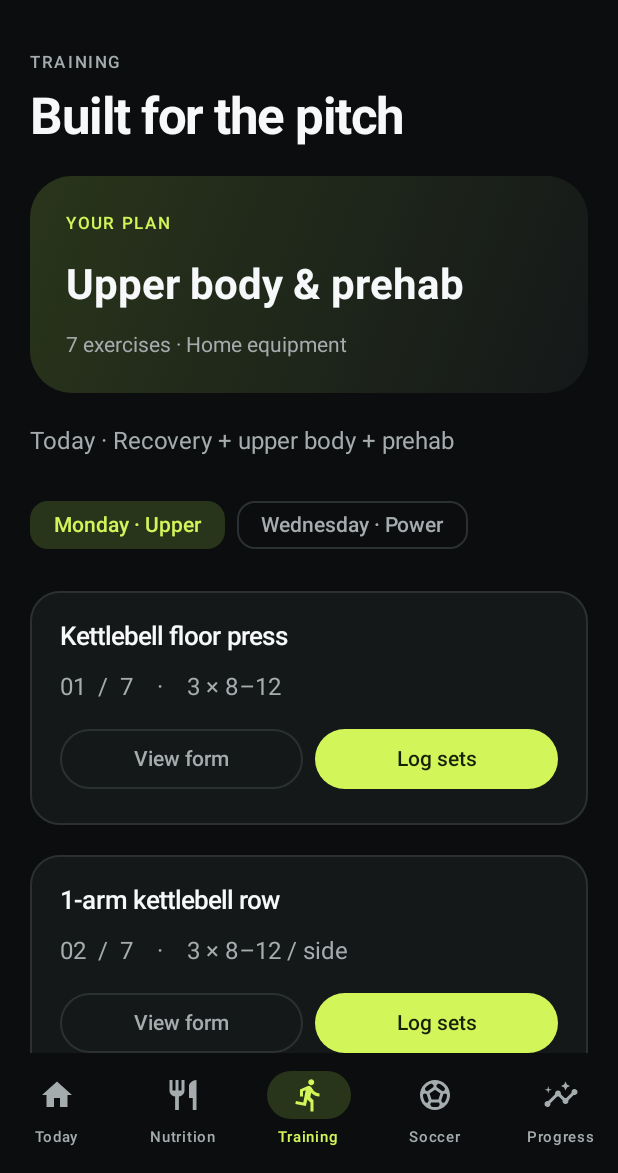
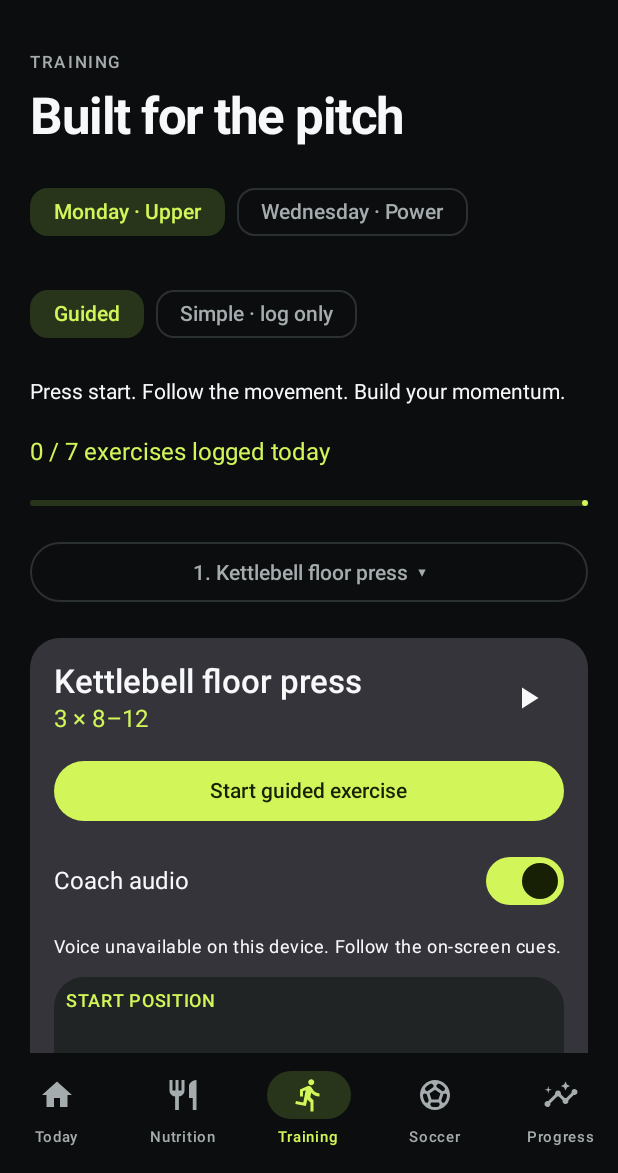
Before and after one commit to Liquidtoss/FootyOS, an Android app built with Jetpack Compose: the screen it shows after launch (MainActivity), item 3 of the bottom bar chosen, on a phone screen of 412 x 824 dp, the part 63-1236 px from its top. Run offline under Robolectric (Android 15) with nearby library versions, the light colour scheme and no system bars; our stand-ins replace Room's generated code.

Commit message:
feat: revamp training with guided sessions and simple logging

```diff
--- a/app/src/main/AndroidManifest.xml
+++ b/app/src/main/AndroidManifest.xml
@@ -2,6 +2,10 @@
     <uses-permission android:name="android.permission.POST_NOTIFICATIONS" />
     <uses-permission android:name="android.permission.INTERNET" />
     <uses-permission android:name="android.permission.RECEIVE_BOOT_COMPLETED" />
+
+    <queries>
+        <intent><action android:name="android.intent.action.TTS_SERVICE" /></intent>
+    </queries>
 
     <application
         android:name=".FootyOsApplication"
--- /dev/null
+++ b/app/src/main/java/app/footyos/domain/GuidedDrill.kt
@@ -0,0 +1,34 @@
+package app.footyos.domain
+
+enum class DrillPhase { Ready, Prepare, Work, Rest, Complete }
+
+data class DrillPlan(val sets: Int, val sides: Int = 1, val seconds: Int? = null) {
+    val rounds get() = sets * sides
+}
+
+fun Exercise.drillPlan() = DrillPlan(
+    sets = prescription.substringBefore(" ×").toInt(),
+    sides = if ("/ side" in prescription || "/ leg" in prescription) 2 else 1,
+    seconds = when (movement) { Movement.Carry -> 40; Movement.Copenhagen -> 20; else -> null },
+)
+
+data class GuidedDrill(
+    val phase: DrillPhase = DrillPhase.Ready,
+    val round: Int = 0,
+    val remaining: Int = 0,
+) {
+    fun start() = copy(phase = DrillPhase.Prepare, remaining = 10)
+    fun tick(plan: DrillPlan): GuidedDrill = when {
+        phase !in listOf(DrillPhase.Prepare, DrillPhase.Rest, DrillPhase.Work) -> this
+        phase == DrillPhase.Work && plan.seconds == null -> this
+        remaining > 1 -> copy(remaining = remaining - 1)
+        phase == DrillPhase.Work -> finishRound(plan)
+        else -> copy(phase = DrillPhase.Work, remaining = plan.seconds ?: 0)
+    }
+    fun finishRound(plan: DrillPlan): GuidedDrill = if (round + 1 >= plan.rounds) {
+        copy(phase = DrillPhase.Complete, round = plan.rounds, remaining = 0)
+    } else {
+        val switchingSides = plan.sides == 2 && round % 2 == 0
+        copy(phase = DrillPhase.Rest, round = round + 1, remaining = if (switchingSides) 15 else 60)
+    }
+}
--- a/app/src/main/java/app/footyos/ui/FootyOsApp.kt
+++ b/app/src/main/java/app/footyos/ui/FootyOsApp.kt
@@ -231,27 +231,22 @@ private fun LegacyNutritionBaseline(viewModel: AppViewModel) {
 private fun TrainingScreen(state: AppUiState, viewModel: AppViewModel) {
     val day = DayOfWeek.from(LocalDate.now())
     var upperBody by rememberSaveable { mutableStateOf(day == DayOfWeek.MONDAY) }
+    var sessionActive by remember { mutableStateOf(false) }
     val ids = if (upperBody) ExerciseCatalog.monday else ExerciseCatalog.wednesday
-    var selected by remember { mutableStateOf<Exercise?>(null) }
     var logging by remember { mutableStateOf<Exercise?>(null) }
 
     ScreenColumn {
         PageHeading("Built for the pitch", "TRAINING")
-        HeroCard("YOUR PLAN", if (upperBody) "Upper body & prehab" else "Strength & power", "${ids.size} exercises · Home equipment") {}
-        Text("Today · ${todayTraining(day)}", color = MaterialTheme.colorScheme.onSurfaceVariant)
         Row(horizontalArrangement = Arrangement.spacedBy(8.dp)) {
-            FilterChip(selected = upperBody, onClick = { upperBody = true }, label = { Text("Monday · Upper") })
-            FilterChip(selected = !upperBody, onClick = { upperBody = false }, label = { Text("Wednesday · Power") })
+            FilterChip(enabled = !sessionActive, selected = upperBody, onClick = { upperBody = true }, label = { Text("Monday · Upper") })
+            FilterChip(enabled = !sessionActive, selected = !upperBody, onClick = { upperBody = false }, label = { Text("Wednesday · Power") })
         }
-        ids.mapNotNull(ExerciseCatalog::byId).forEachIndexed { index, exercise ->
-            SectionCard(exercise.name) {
-                Text("${(index + 1).toString().padStart(2, '0')}  /  ${ids.size}    ·    ${exercise.prescription}", color = MaterialTheme.colorScheme.onSurfaceVariant)
-                Row(horizontalArrangement = Arrangement.spacedBy(8.dp)) {
-                    OutlinedButton(onClick = { selected = exercise }, modifier = Modifier.weight(1f)) { Text("View form") }
-                    Button(onClick = { logging = exercise }, modifier = Modifier.weight(1f)) { Text("Log sets") }
-                }
-            }
-        }
+        app.footyos.ui.components.TrainingSession(
+            exercises = ids.mapNotNull(ExerciseCatalog::byId),
+            completed = state.workouts.filter { it.date == LocalDate.now().toString() && it.sets > 0 }.map { it.exerciseId }.toSet(),
+            onLog = { exercise, _ -> logging = exercise },
+            onSessionActive = { sessionActive = it },
+        )
         if (day == DayOfWeek.FRIDAY) {
             SectionCard("Recovery") { Text("30–60 min easy walking pad + ~10 min mobility. No hard HIIT, sprinting, or heavy vest walking.") }
         }
@@ -261,14 +256,13 @@ private fun TrainingScreen(state: AppUiState, viewModel: AppViewModel) {
         }
     }
 
-    selected?.let { ExerciseReferenceDialog(it) { selected = null } }
     logging?.let { exercise -> WorkoutLogDialog(exercise, viewModel) { logging = null } }
 }
 
 @Composable
 private fun WorkoutLogDialog(exercise: Exercise, viewModel: AppViewModel, onDismiss: () -> Unit) {
     var load by remember { mutableStateOf("") }
-    var sets by remember { mutableStateOf("3") }
+    var sets by remember { mutableStateOf(exercise.prescription.substringBefore(" ×")) }
     var reps by remember { mutableStateOf("") }
     var rpe by remember { mutableStateOf("8") }
     AlertDialog(
--- a/app/src/main/java/app/footyos/ui/components/ExerciseDemo.kt
+++ b/app/src/main/java/app/footyos/ui/components/ExerciseDemo.kt
@@ -15,7 +15,8 @@ import androidx.compose.material3.OutlinedButton
 import androidx.compose.material3.Surface
 import androidx.compose.material3.Text
 import androidx.compose.material3.TextButton
-import androidx.compose.runtime.Composable
+import androidx.compose.runtime.*
+import kotlinx.coroutines.delay
 import androidx.compose.ui.Modifier
 import androidx.compose.ui.geometry.Offset
 import androidx.compose.ui.graphics.Color
@@ -73,6 +74,26 @@ fun ExerciseReferenceDialog(
             }
         },
     )
+}
+
+@Composable
+fun ExerciseLoop(movement: Movement, playing: Boolean) {
+    var finish by remember(movement) { mutableStateOf(false) }
+    LaunchedEffect(movement, playing) {
+        if (playing) while (true) { delay(1800); finish = !finish }
+        else finish = false
+    }
+    val guide = guideFor(movement)
+    Column(verticalArrangement = Arrangement.spacedBy(6.dp)) {
+        PositionFrame(
+            label = if (finish) "FINISH POSITION" else "START POSITION",
+            detail = if (finish) guide.finish else guide.start,
+            movement = movement, finish = finish, modifier = Modifier.fillMaxWidth(),
+        )
+        Text(guide.motion, style = MaterialTheme.typography.bodySmall)
+        Text("Position guide • tap ▶ for full technique video", style = MaterialTheme.typography.labelSmall,
+            color = MaterialTheme.colorScheme.onSurfaceVariant)
+    }
 }
 
 @Composable
--- /dev/null
+++ b/app/src/main/java/app/footyos/ui/components/TrainingSession.kt
@@ -0,0 +1,154 @@
+package app.footyos.ui.components
+
+import android.speech.tts.TextToSpeech
+import androidx.compose.foundation.layout.*
+import androidx.compose.material.icons.Icons
+import androidx.compose.material.icons.filled.PlayArrow
+import androidx.compose.material3.*
+import androidx.compose.runtime.*
+import androidx.compose.runtime.saveable.rememberSaveable
+import androidx.compose.ui.Modifier
+import androidx.compose.ui.platform.LocalContext
+import androidx.compose.ui.platform.LocalView
+import androidx.compose.ui.unit.dp
+import androidx.lifecycle.Lifecycle
+import androidx.lifecycle.LifecycleEventObserver
+import androidx.lifecycle.compose.LocalLifecycleOwner
+import app.footyos.domain.*
+import kotlinx.coroutines.delay
+import java.util.Locale
+
+@Composable
+fun TrainingSession(exercises: List<Exercise>, completed: Set<String>, onLog: (Exercise, Int) -> Unit, onSessionActive: (Boolean) -> Unit) {
+    val context = LocalContext.current
+    val preferences = remember { context.getSharedPreferences("training", 0) }
+    var guided by rememberSaveable { mutableStateOf(preferences.getBoolean("guided", true)) }
+    var selectedId by rememberSaveable(exercises.map { it.id }) { mutableStateOf(exercises.first().id) }
+    val exercise = exercises.firstOrNull { it.id == selectedId } ?: exercises.first()
+    var menu by remember { mutableStateOf(false) }
+    var reference by remember { mutableStateOf(false) }
+    var active by remember { mutableStateOf(false) }
+    Row(Modifier.fillMaxWidth(), horizontalArrangement = Arrangement.spacedBy(8.dp)) {
+        FilterChip(guided, onClick = { guided = true; preferences.edit().putBoolean("guided", true).apply() }, enabled = !active, label = { Text("Guided") })
+        FilterChip(!guided, onClick = { guided = false; preferences.edit().putBoolean("guided", false).apply() }, enabled = !active, label = { Text("Simple · log only") })
+    }
+    Text(if (guided) "Press start. Follow the movement. Build your momentum." else "Your routine, at your pace. Select an exercise and log it.", style = MaterialTheme.typography.bodyMedium)
+    Text("${exercises.count { it.id in completed }} / ${exercises.size} exercises logged today", color = MaterialTheme.colorScheme.primary)
+    LinearProgressIndicator(progress = { exercises.count { it.id in completed }.toFloat() / exercises.size }, modifier = Modifier.fillMaxWidth())
+    Box {
+        OutlinedButton(onClick = { menu = true }, enabled = !active, modifier = Modifier.fillMaxWidth()) {
+            Text("${exercises.indexOf(exercise) + 1}. ${exercise.name}  ▾")
+        }
+        DropdownMenu(menu, onDismissRequest = { menu = false }, modifier = Modifier.heightIn(max = 340.dp)) {
+            exercises.forEach { item ->
+                DropdownMenuItem(text = { Text("${if (item.id in completed) "✓ " else ""}${item.name}") }, onClick = { selectedId = item.id; menu = false })
+            }
+        }
+    }
+    Card(Modifier.fillMaxWidth()) {
+        Column(Modifier.padding(16.dp), verticalArrangement = Arrangement.spacedBy(12.dp)) {
+            Row(Modifier.fillMaxWidth(), horizontalArrangement = Arrangement.SpaceBetween) {
+                Column(Modifier.weight(1f)) {
+                    Text(exercise.name, style = MaterialTheme.typography.titleLarge)
+                    Text(exercise.prescription, color = MaterialTheme.colorScheme.primary)
+                }
+                IconButton(onClick = { reference = true }) { Icon(Icons.Default.PlayArrow, "View form") }
+            }
+            if (guided) key(exercise.id) {
+                GuidedPlayer(exercise, onActive = { active = it; onSessionActive(it) }, onLog = { onLog(exercise, exercise.drillPlan().sets) })
+            } else {
+                Text(exercise.cues.first(), color = MaterialTheme.colorScheme.onSurfaceVariant)
+                Button(onClick = { onLog(exercise, exercise.drillPlan().sets) }, modifier = Modifier.fillMaxWidth()) { Text("Log sets") }
+            }
+        }
+    }
+    if (reference) ExerciseReferenceDialog(exercise) { reference = false }
+}
+
+@Composable
+private fun GuidedPlayer(exercise: Exercise, onActive: (Boolean) -> Unit, onLog: () -> Unit) {
+    val plan = exercise.drillPlan()
+    var phase by rememberSaveable { mutableStateOf(DrillPhase.Ready.name) }
+    var round by rememberSaveable { mutableIntStateOf(0) }
+    var remaining by rememberSaveable { mutableIntStateOf(0) }
+    var paused by rememberSaveable { mutableStateOf(true) }
+    val drill = GuidedDrill(DrillPhase.valueOf(phase), round, remaining)
+    fun update(next: GuidedDrill) { phase = next.phase.name; round = next.round; remaining = next.remaining }
+    val running = drill.phase !in listOf(DrillPhase.Ready, DrillPhase.Complete)
+    val context = LocalContext.current
+    val prefs = remember { context.getSharedPreferences("training", 0) }
+    var audio by rememberSaveable { mutableStateOf(prefs.getBoolean("audio", true)) }
+    var voiceReady by remember { mutableStateOf(false) }
+    var speech by remember { mutableStateOf<TextToSpeech?>(null) }
+    DisposableEffect(context) {
+        val engine = TextToSpeech(context) { status -> voiceReady = status == TextToSpeech.SUCCESS }
+        speech = engine
+        onDispose { engine.stop(); engine.shutdown(); speech = null }
+    }
+    LaunchedEffect(voiceReady) {
+        if (voiceReady) voiceReady = (speech?.setLanguage(Locale.US) ?: -1) >= 0
+    }
+    val lifecycle = LocalLifecycleOwner.current.lifecycle
+    DisposableEffect(lifecycle) {
+        val observer = LifecycleEventObserver { _, event ->
+            if (event == Lifecycle.Event.ON_PAUSE) { paused = true; speech?.stop() }
+        }
+        lifecycle.addObserver(observer)
+        onDispose { lifecycle.removeObserver(observer) }
+    }
+    val view = LocalView.current
+    DisposableEffect(running, paused) {
+        val previous = view.keepScreenOn
+        view.keepScreenOn = running && !paused
+        onDispose { view.keepScreenOn = previous }
+    }
+    LaunchedEffect(running) { onActive(running) }
+    DisposableEffect(Unit) { onDispose { onActive(false) } }
+    LaunchedEffect(phase, round, paused) {
+        if (running && !paused) {
+            while (true) { delay(1000); update(GuidedDrill(DrillPhase.valueOf(phase), round, remaining).tick(plan)) }
+        }
+    }
+    val side = if (plan.sides == 2) if (round % 2 == 0) "First side" else "Other side" else ""
+    val cue = when (drill.phase) {
+        DrillPhase.Ready -> "Get set up, then start when you're ready."
+        DrillPhase.Prepare -> "Get ready. ${exercise.cues.first()}"
+        DrillPhase.Work -> "$side. ${exercise.cues.getOrElse((round / plan.sides) % exercise.cues.size) { exercise.cues.first() }}"
+        DrillPhase.Rest -> if (plan.sides == 2 && round % 2 == 1) "Switch sides. Take a breath." else "Rest. Next set coming up."
+        DrillPhase.Complete -> "Exercise complete. Nice work. Review and log your sets."
+    }
+    LaunchedEffect(cue, audio, voiceReady, paused) {
+        if (audio && voiceReady && !paused) speech?.speak(cue, TextToSpeech.QUEUE_FLUSH, null, "coach") else speech?.stop()
+    }
+    LaunchedEffect(remaining) {
+        if (audio && voiceReady && !paused && remaining in 1..3) speech?.speak(remaining.toString(), TextToSpeech.QUEUE_FLUSH, null, "countdown")
+    }
+    if (drill.phase == DrillPhase.Ready) {
+        Button(onClick = { paused = false; update(drill.start()) }, modifier = Modifier.fillMaxWidth()) { Text("Start guided exercise") }
+    }
+    Row(Modifier.fillMaxWidth(), horizontalArrangement = Arrangement.SpaceBetween) {
+        Text("Coach audio", modifier = Modifier.padding(top = 12.dp))
+        Switch(audio, onCheckedChange = { audio = it; prefs.edit().putBoolean("audio", it).apply() })
+    }
+    if (audio && !voiceReady) Text("Voice unavailable on this device. Follow the on-screen cues.", style = MaterialTheme.typography.bodySmall)
+    ExerciseLoop(exercise.movement, playing = !paused && drill.phase == DrillPhase.Work)
+    Text(cue, style = MaterialTheme.typography.bodyMedium)
+    if (running) {
+        Text("Set ${round / plan.sides + 1} of ${plan.sets}  $side", color = MaterialTheme.colorScheme.primary)
+        Text(if (paused) "Paused" else when (drill.phase) { DrillPhase.Prepare -> "Get ready"; DrillPhase.Rest -> "Rest"; else -> "Your turn" }, style = MaterialTheme.typography.titleMedium)
+        Text(if (drill.phase == DrillPhase.Work && plan.seconds == null) exercise.prescription.substringAfter("× ") else "%02d:%02d".format(remaining / 60, remaining % 60), style = MaterialTheme.typography.displayMedium)
+        if (drill.phase == DrillPhase.Work && plan.seconds == null) Text("Move at your pace. Tap below after your reps.", style = MaterialTheme.typography.bodySmall)
+        Row(horizontalArrangement = Arrangement.spacedBy(8.dp)) {
+            OutlinedButton(onClick = { paused = !paused }) { Text(if (paused) "Resume" else "Pause") }
+            if (drill.phase == DrillPhase.Work && plan.seconds == null) Button(enabled = !paused, onClick = { update(drill.finishRound(plan)) }) { Text("Reps done") }
+            if (drill.phase == DrillPhase.Rest) TextButton(enabled = !paused, onClick = { update(drill.copy(phase = DrillPhase.Prepare, remaining = 3)) }) { Text("Ready now") }
+        }
+        TextButton(onClick = { paused = true; update(GuidedDrill()) }) { Text("End exercise") }
+    } else if (drill.phase == DrillPhase.Complete) {
+        Text("${plan.sets} sets complete", style = MaterialTheme.typography.titleLarge, color = MaterialTheme.colorScheme.primary)
+        Button(onClick = onLog, modifier = Modifier.fillMaxWidth()) { Text("Review & log sets") }
+        TextButton(onClick = { paused = true; update(GuidedDrill()) }) { Text("Do another round") }
+    } else {
+        Text("10 sec setup • ${plan.seconds?.let { "$it sec per side" } ?: "Self-paced reps"} • 60 sec between sets", style = MaterialTheme.typography.bodySmall)
+    }
+}
```
Also changed, not shown: 3 other files.
